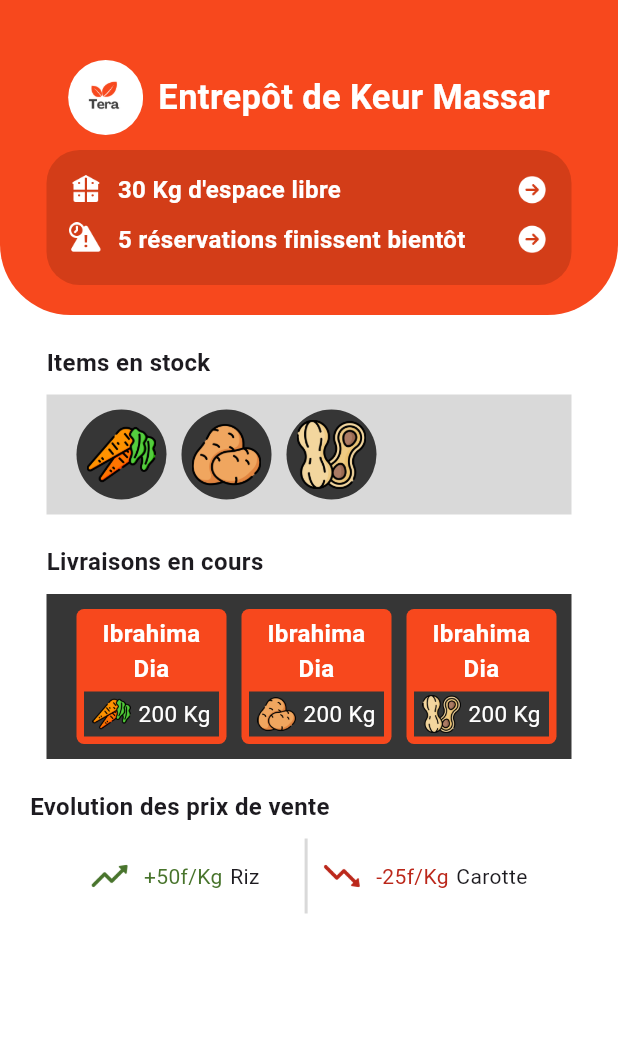
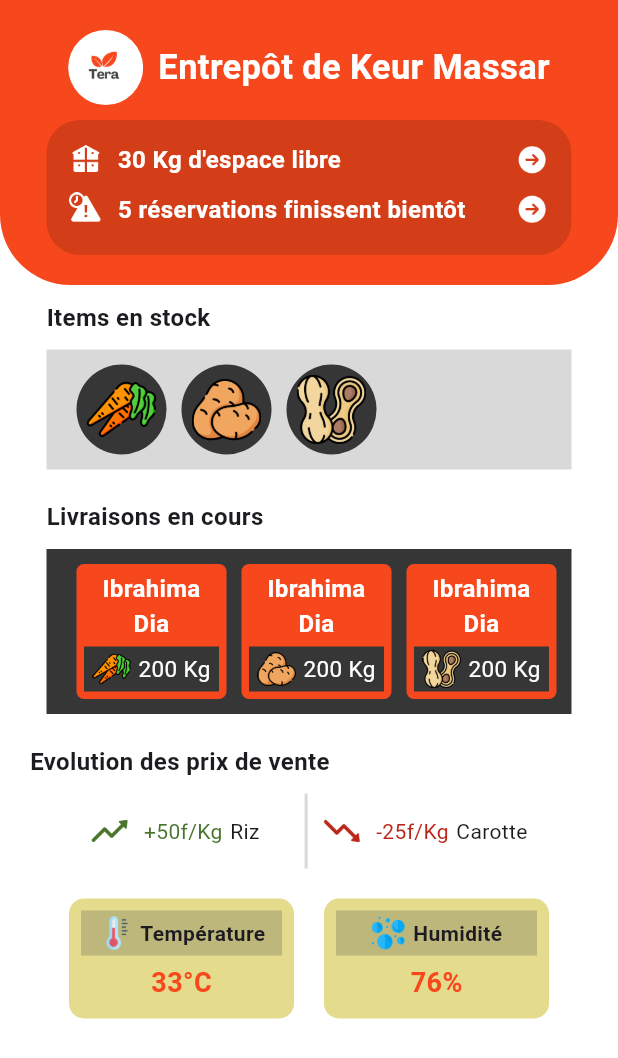
Before and after one commit to mouhamed48-diagne/Gerant, a Flutter app: the HomePage screen opened directly, on a phone screen of 412 x 824 dp. Shown: the top 1058 px of the screen. Run offline on Flutter 3.47's test engine with Material 3 defaults, Android fonts, the phone set to English and light mode, and no system bars; Roboto replaces fonts that are missing (Poppins).

Commit message:
completed homepage

```diff
--- a/lib/constant.dart
+++ b/lib/constant.dart
@@ -4,3 +4,5 @@ const Color teraOrange = Color.fromARGB(255, 247, 72, 29);
 const Color teraDarkOrange = Color.fromARGB(255, 211, 61, 24);
 const Color teraGrey = Color.fromARGB(255, 217, 217, 217);
 const Color teraDark = Color.fromARGB(255, 54, 54, 54);
+const Color teraYellow = Color.fromARGB(255, 228, 219, 140);
+const Color teraDarkYellow = Color.fromARGB(255, 189, 183, 123);
--- a/lib/pages-pincipales/homepage/homepage.dart
+++ b/lib/pages-pincipales/homepage/homepage.dart
@@ -1,5 +1,6 @@
 import "package:flutter/material.dart";
 import "package:gerant/pages-pincipales/homepage/evolutionDesPrix.dart";
+import "package:gerant/pages-pincipales/homepage/infosEntrepot.dart";
 import "package:gerant/pages-pincipales/homepage/itemsEnStock.dart";
 import "package:gerant/pages-pincipales/homepage/livraisonsEnCours.dart";
 import "package:gerant/pages-pincipales/homepage/top.dart";
@@ -15,12 +16,14 @@ class HomePage extends StatelessWidget {
         body: Column(
           children: [
             Top(),
-            SizedBox(height: 20,),
+            SizedBox(height: 10,),
             ItemsEnStock(),
             SizedBox(height: 20,),
             LivraisonsEnCours(),
             SizedBox(height: 20,),
             EvolutionDesPrix(),
+            SizedBox(height: 20,),
+            InfosEntrepot(),
           ],
         ),
       ),
--- /dev/null
+++ b/lib/pages-pincipales/homepage/infosEntrepot.dart
@@ -0,0 +1,67 @@
+import 'package:flutter/material.dart';
+import 'package:gerant/constant.dart';
+
+class InfosEntrepot extends StatelessWidget {
+  const InfosEntrepot({super.key});
+
+  @override
+  Widget build(BuildContext context) {
+    return Row(
+      mainAxisAlignment: MainAxisAlignment.center,
+      children: [
+        InfoItem(imagePath: "assets/temperature.png", value: "33°C", title: "Température",),
+         SizedBox(width: 20,),
+        InfoItem(imagePath: "assets/humidite.png", value: "76%", title: "Humidité",),
+      ],
+    );
+  }
+}
+
+class InfoItem extends StatefulWidget {
+  final String imagePath;
+  final String value;
+  final String title;
+  const InfoItem({
+    super.key,
+    required this.imagePath,
+    required this.value,
+    required this.title,
+    });
+
+  @override
+  State<InfoItem> createState() => _InfoItemState();
+}
+
+class _InfoItemState extends State<InfoItem> {
+  @override
+  Widget build(BuildContext context) {
+    return Container(
+      padding: EdgeInsets.all(8),
+      width: 150,
+      height: 80,
+      decoration: BoxDecoration(
+        color: teraYellow,
+        borderRadius: BorderRadius.circular(10)
+      ),
+      child: Column(
+        children: [
+          Container(
+            width: 140,
+            height: 30,
+            color: teraDarkYellow,
+            child: Row(
+              mainAxisAlignment: MainAxisAlignment.center,
+              children: [
+                Image.asset(widget.imagePath, scale: 22,),
+                SizedBox(width: 5,),
+                Text(widget.title, style: TextStyle(fontFamily: "Poppins", fontSize: 14, fontWeight: FontWeight.bold),)
+              ],
+            ),
+          ),
+          SizedBox(height: 5,),
+          Text(widget.value, style: TextStyle(color: teraOrange, fontFamily: "Poppins", fontWeight: FontWeight.bold, fontSize: 18),)
+        ],
+      ),
+    );
+  }
+}
--- a/lib/pages-pincipales/homepage/top.dart
+++ b/lib/pages-pincipales/homepage/top.dart
@@ -8,7 +8,7 @@ class Top extends StatelessWidget {
   Widget build(BuildContext context) {
     return Center(
       child: Container(
-        height: 210,
+        height: 190,
         decoration: BoxDecoration(
           color: teraOrange,
           borderRadius: BorderRadius.only(
@@ -18,7 +18,7 @@ class Top extends StatelessWidget {
         ),
         child: Column(
           children: [
-          SizedBox(height: 40,),
+          SizedBox(height: 20,),
             Row(
               mainAxisAlignment: MainAxisAlignment.center,
               children: [
```
